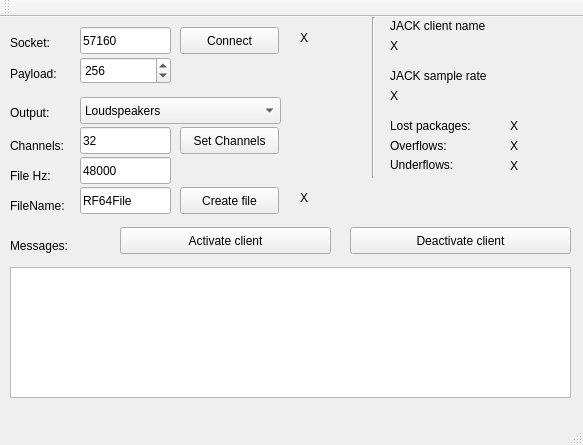
This is window.ui in agomper/qtJackRF64 as Qt 5 draws it before an edit. The edited form follows.
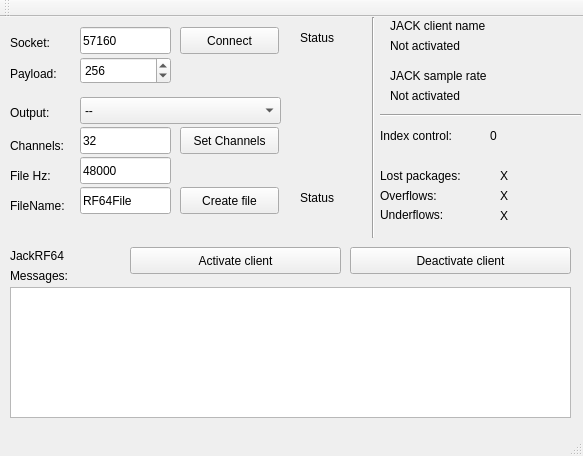
This is the edited form.

Diff of the .ui file:
```diff
--- a/window.ui
+++ b/window.ui
@@ -7,7 +7,7 @@
     <x>0</x>
     <y>0</y>
     <width>583</width>
-    <height>445</height>
+    <height>456</height>
    </rect>
   </property>
   <property name="windowTitle">
@@ -83,7 +83,7 @@
     <property name="geometry">
      <rect>
       <x>10</x>
-      <y>220</y>
+      <y>250</y>
       <width>131</width>
       <height>17</height>
      </rect>
@@ -109,7 +109,7 @@
     <property name="geometry">
      <rect>
       <x>10</x>
-      <y>250</y>
+      <y>270</y>
       <width>561</width>
       <height>131</height>
      </rect>
@@ -131,7 +131,7 @@
      </rect>
     </property>
     <property name="text">
-     <string>X</string>
+     <string>Status</string>
     </property>
    </widget>
    <widget class="Line" name="line">
@@ -140,7 +140,7 @@
       <x>363</x>
       <y>0</y>
       <width>20</width>
-      <height>161</height>
+      <height>221</height>
      </rect>
     </property>
     <property name="orientation">
@@ -209,7 +209,7 @@
      </rect>
     </property>
     <property name="text">
-     <string>X</string>
+     <string>Status</string>
     </property>
    </widget>
    <widget class="QPushButton" name="createButton">
@@ -228,8 +228,8 @@
    <widget class="QPushButton" name="activateButton">
     <property name="geometry">
      <rect>
-      <x>120</x>
-      <y>210</y>
+      <x>130</x>
+      <y>230</y>
       <width>211</width>
       <height>27</height>
      </rect>
@@ -261,7 +261,7 @@
      </rect>
     </property>
     <property name="text">
-     <string>X</string>
+     <string>Not activated</string>
     </property>
    </widget>
    <widget class="QLabel" name="sampleRate">
@@ -274,14 +274,14 @@
      </rect>
     </property>
     <property name="text">
-     <string>X</string>
+     <string>Not activated</string>
     </property>
    </widget>
    <widget class="QPushButton" name="deactivateButton">
     <property name="geometry">
      <rect>
       <x>350</x>
-      <y>210</y>
+      <y>230</y>
       <width>221</width>
       <height>27</height>
      </rect>
@@ -312,6 +312,9 @@
       <height>27</height>
      </rect>
     </property>
+    <property name="currentIndex">
+     <number>3</number>
+    </property>
     <item>
      <property name="text">
       <string>Loudspeakers</string>
@@ -327,12 +330,17 @@
       <string>Both</string>
      </property>
     </item>
+    <item>
+     <property name="text">
+      <string>--</string>
+     </property>
+    </item>
    </widget>
    <widget class="QLabel" name="label_9">
     <property name="geometry">
      <rect>
-      <x>390</x>
-      <y>140</y>
+      <x>380</x>
+      <y>190</y>
       <width>91</width>
       <height>16</height>
      </rect>
@@ -344,8 +352,8 @@
    <widget class="QLabel" name="label_10">
     <property name="geometry">
      <rect>
-      <x>390</x>
-      <y>120</y>
+      <x>380</x>
+      <y>170</y>
       <width>91</width>
       <height>17</height>
      </rect>
@@ -357,8 +365,8 @@
    <widget class="QLabel" name="label_11">
     <property name="geometry">
      <rect>
-      <x>390</x>
-      <y>100</y>
+      <x>380</x>
+      <y>150</y>
       <width>101</width>
       <height>17</height>
      </rect>
@@ -370,8 +378,8 @@
    <widget class="QLabel" name="overflowCounter">
     <property name="geometry">
      <rect>
-      <x>510</x>
-      <y>120</y>
+      <x>500</x>
+      <y>170</y>
       <width>67</width>
       <height>17</height>
      </rect>
@@ -383,8 +391,8 @@
    <widget class="QLabel" name="LNPCounter">
     <property name="geometry">
      <rect>
-      <x>510</x>
-      <y>100</y>
+      <x>500</x>
+      <y>150</y>
       <width>67</width>
       <height>17</height>
      </rect>
@@ -396,8 +404,8 @@
    <widget class="QLabel" name="underflowCounter">
     <property name="geometry">
      <rect>
-      <x>510</x>
-      <y>140</y>
+      <x>500</x>
+      <y>190</y>
       <width>67</width>
       <height>17</height>
      </rect>
@@ -451,6 +459,58 @@
      <string>Set Channels</string>
     </property>
    </widget>
+   <widget class="QLabel" name="labelIndexControl">
+    <property name="geometry">
+     <rect>
+      <x>490</x>
+      <y>110</y>
+      <width>91</width>
+      <height>17</height>
+     </rect>
+    </property>
+    <property name="text">
+     <string>0</string>
+    </property>
+   </widget>
+   <widget class="QLabel" name="label_13">
+    <property name="geometry">
+     <rect>
+      <x>380</x>
+      <y>110</y>
+      <width>101</width>
+      <height>17</height>
+     </rect>
+    </property>
+    <property name="text">
+     <string>Index control:</string>
+    </property>
+   </widget>
+   <widget class="Line" name="line_2">
+    <property name="geometry">
+     <rect>
+      <x>380</x>
+      <y>90</y>
+      <width>201</width>
+      <height>16</height>
+     </rect>
+    </property>
+    <property name="orientation">
+     <enum>Qt::Horizontal</enum>
+    </property>
+   </widget>
+   <widget class="QLabel" name="label_14">
+    <property name="geometry">
+     <rect>
+      <x>10</x>
+      <y>230</y>
+      <width>67</width>
+      <height>17</height>
+     </rect>
+    </property>
+    <property name="text">
+     <string>JackRF64</string>
+    </property>
+   </widget>
   </widget>
   <widget class="QMenuBar" name="menuBar">
    <property name="geometry">
```
